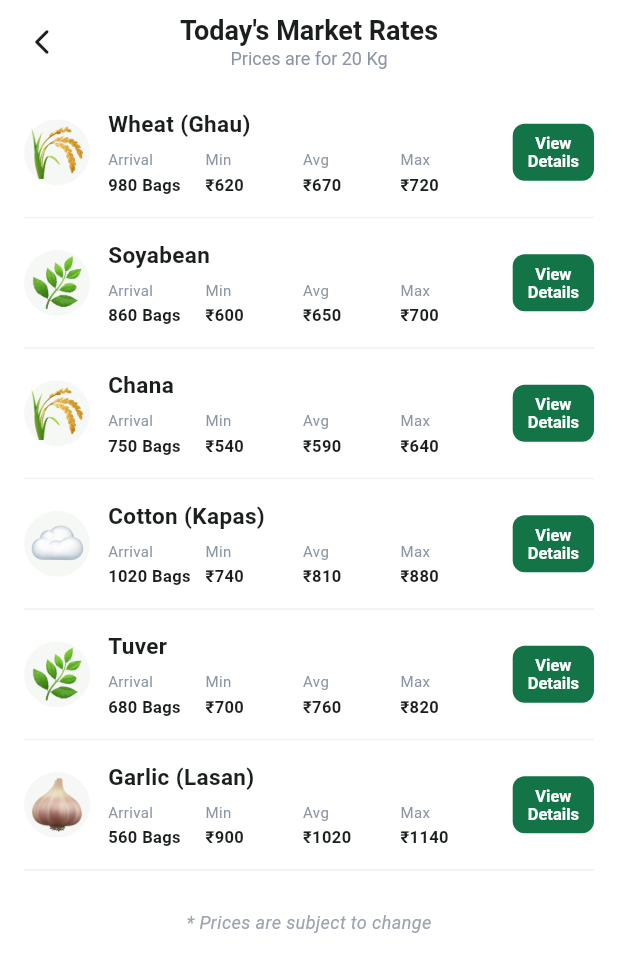
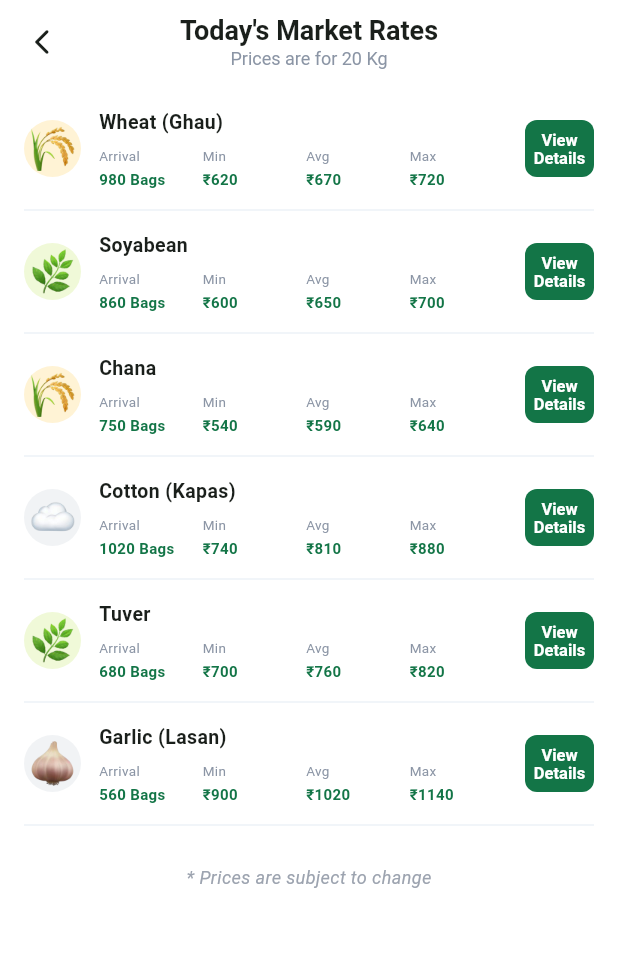
Before and after one commit to harshalpatel128/AGriYard_flutter, a Flutter app: the MarketRatesScreen screen opened directly, on a phone screen of 412 x 824 dp. Shown: the top 972 px of the screen. Run offline on Flutter 3.47's test engine with Material 3 defaults, Android fonts, the phone set to English and light mode, and no system bars; our stand-ins replace fl_chart, shared_preferences; accounts and stored records are empty.

Commit message:
Update market rates page layout
Co-authored-by: Copilot <223556219+Copilot@users.noreply.github.com>

```diff
--- a/lib/screens/market/market_rates_screen.dart
+++ b/lib/screens/market/market_rates_screen.dart
@@ -64,10 +64,8 @@ class MarketRatesScreen extends StatelessWidget {
                 vertical: AppDimensions.paddingM,
               ),
               itemCount: crops.length + 1,
-              separatorBuilder: (_, __) => const Divider(
-                height: 20,
-                color: AppColors.borderLight,
-              ),
+              separatorBuilder: (_, __) =>
+                  const Divider(height: 20, color: AppColors.borderLight),
               itemBuilder: (context, index) {
                 if (index < crops.length) {
                   return _buildCropRateRow(context, crops[index]);
@@ -109,20 +107,18 @@ class MarketRatesScreen extends StatelessWidget {
           children: [
             // Crop Image
             Container(
-              width: AppDimensions.cardIconSize,
-              height: AppDimensions.cardIconSize,
-              decoration: const BoxDecoration(
-                color: Color(0xFFF6F8F6),
+              width: 38,
+              height: 38,
+              decoration: BoxDecoration(
+                color: _cropBackground(crop.id),
                 shape: BoxShape.circle,
               ),
               padding: const EdgeInsets.all(4),
               child: Image.asset(
                 crop.imageAsset,
                 fit: BoxFit.contain,
-                errorBuilder: (_, __, ___) => const Icon(
-                  Icons.eco,
-                  color: AppColors.primaryGreen,
-                ),
+                errorBuilder: (_, __, ___) =>
+                    const Icon(Icons.eco, color: AppColors.primaryGreen),
               ),
             ),
             const SizedBox(width: 12),
@@ -135,7 +131,7 @@ class MarketRatesScreen extends StatelessWidget {
                   Text(
                     crop.displayName,
                     style: const TextStyle(
-                      fontSize: AppDimensions.textL,
+                      fontSize: AppDimensions.textM,
                       fontWeight: FontWeight.bold,
                       color: AppColors.textDark,
                     ),
@@ -144,43 +140,52 @@ class MarketRatesScreen extends StatelessWidget {
                   Row(
                     mainAxisAlignment: MainAxisAlignment.spaceBetween,
                     children: [
-                      _rateStat(AppStrings.marketArrival,
-                          '${crop.arrivalBags} ${AppConstants.arrivalUnit}'),
-                      _rateStat(AppStrings.marketMin,
-                          '${AppConstants.currencySymbol}${crop.minPrice}'),
-                      _rateStat(AppStrings.marketAvg,
-                          '${AppConstants.currencySymbol}${crop.avgPrice}'),
-                      _rateStat(AppStrings.marketMax,
-                          '${AppConstants.currencySymbol}${crop.maxPrice}'),
+                      _rateStat(
+                        AppStrings.marketArrival,
+                        '${crop.arrivalBags} ${AppConstants.arrivalUnit}',
+                      ),
+                      _rateStat(
+                        AppStrings.marketMin,
+                        '${AppConstants.currencySymbol}${crop.minPrice}',
+                      ),
+                      _rateStat(
+                        AppStrings.marketAvg,
+                        '${AppConstants.currencySymbol}${crop.avgPrice}',
+                      ),
+                      _rateStat(
+                        AppStrings.marketMax,
+                        '${AppConstants.currencySymbol}${crop.maxPrice}',
+                      ),
                     ],
                   ),
                 ],
               ),
             ),
-            const SizedBox(width: 10),
+            const SizedBox(width: 8),
 
             // View Details button
             SizedBox(
+              width: 46,
               height: AppDimensions.buttonHeightSm,
               child: ElevatedButton(
                 style: ElevatedButton.styleFrom(
                   backgroundColor: AppColors.primaryGreen,
                   foregroundColor: Colors.white,
                   elevation: 0,
+                  maximumSize: const Size(46, AppDimensions.buttonHeightSm),
                   minimumSize: Size.zero,
                   tapTargetSize: MaterialTapTargetSize.shrinkWrap,
-                  padding: const EdgeInsets.symmetric(
-                      horizontal: AppDimensions.paddingM - 2),
+                  padding: EdgeInsets.zero,
                   shape: RoundedRectangleBorder(
-                    borderRadius:
-                        BorderRadius.circular(AppDimensions.radiusM),
+                    borderRadius: BorderRadius.circular(AppDimensions.radiusM),
                   ),
                 ),
                 onPressed: () {
                   Navigator.push(
                     context,
                     MaterialPageRoute(
-                        builder: (_) => CropDetailScreen(crop: crop)),
+                      builder: (_) => CropDetailScreen(crop: crop),
+                    ),
                   );
                 },
                 child: const Text(
@@ -207,10 +212,7 @@ class MarketRatesScreen extends StatelessWidget {
         children: [
           Text(
             label,
-            style: const TextStyle(
-              fontSize: AppDimensions.textXS,
-              color: AppColors.textLight,
-            ),
+            style: const TextStyle(fontSize: 9, color: AppColors.textLight),
             maxLines: 1,
             overflow: TextOverflow.ellipsis,
           ),
@@ -218,9 +220,9 @@ class MarketRatesScreen extends StatelessWidget {
           Text(
             value,
             style: const TextStyle(
-              fontSize: AppDimensions.textS,
+              fontSize: 10,
               fontWeight: FontWeight.bold,
-              color: AppColors.textDark,
+              color: AppColors.primaryGreen,
             ),
             maxLines: 1,
             overflow: TextOverflow.ellipsis,
@@ -229,4 +231,13 @@ class MarketRatesScreen extends StatelessWidget {
       ),
     );
   }
+
+  Color _cropBackground(String cropId) {
+    return switch (cropId) {
+      'wheat' || 'chana' => const Color(0xFFFFF3D5),
+      'soyabean' || 'tuver' => const Color(0xFFF0F9D8),
+      'cotton' || 'garlic' => const Color(0xFFF1F3F5),
+      _ => const Color(0xFFF6F8F6),
+    };
+  }
 }
```
